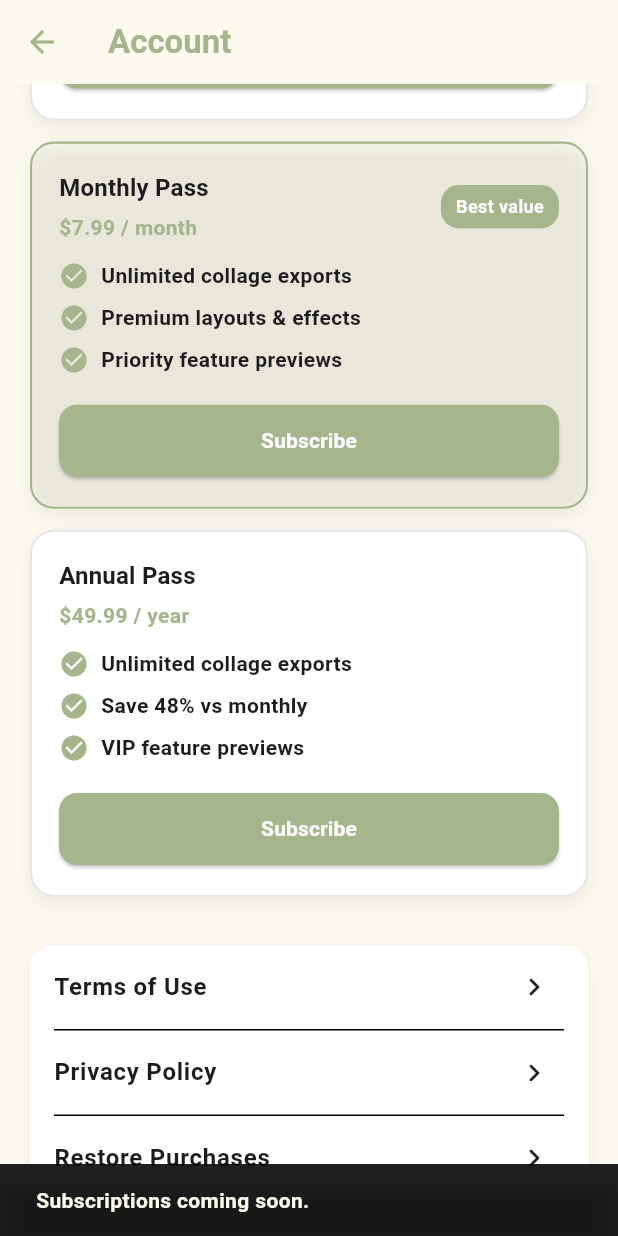
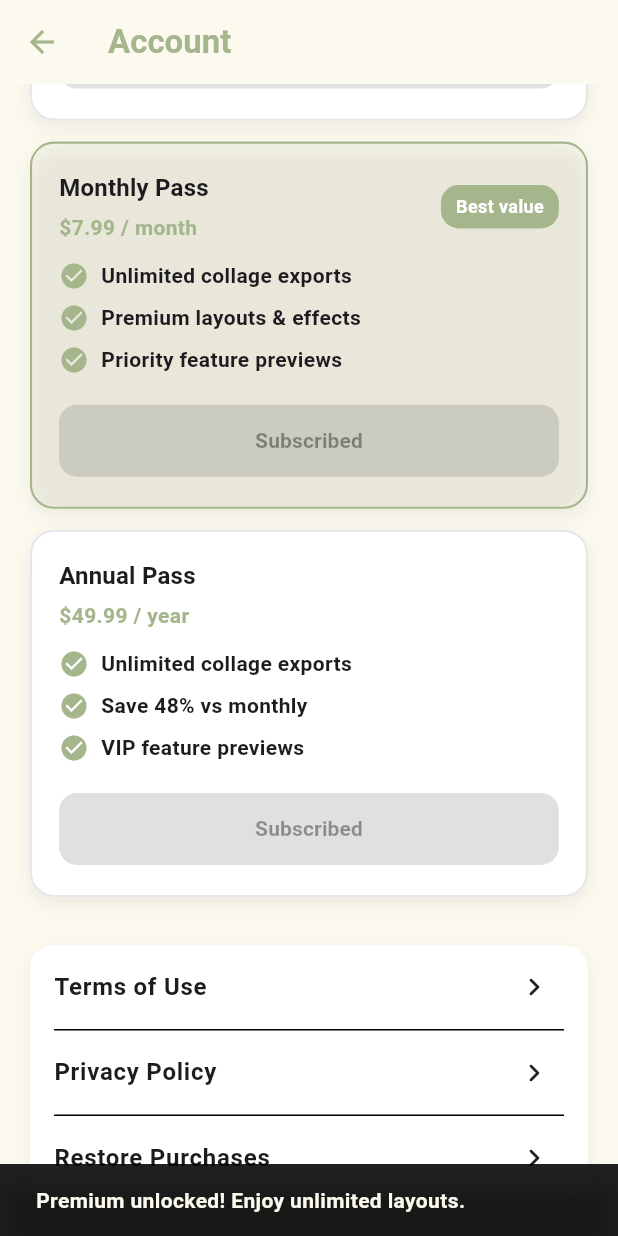
Before and after one commit to aycabadem/photo_collage, a Flutter app: the ProfileScreen screen opened directly, scrolled down 525 dp, after a tap on "Subscribe", on a phone screen of 412 x 824 dp. Run offline on Flutter 3.47's test engine with Material 3 defaults, Android fonts, the phone set to English and light mode, and no system bars; our stand-ins replace extended_image, image_picker; missing offline and left inert: saver_gallery.

Commit message:
premium features

```diff
--- a/lib/screens/profile_screen.dart
+++ b/lib/screens/profile_screen.dart
@@ -1,4 +1,6 @@
 import 'package:flutter/material.dart';
+import 'package:provider/provider.dart';
+import '../services/collage_manager.dart';
 
 class ProfileScreen extends StatelessWidget {
   const ProfileScreen({super.key});
@@ -6,6 +8,28 @@ class ProfileScreen extends StatelessWidget {
   @override
   Widget build(BuildContext context) {
     final theme = Theme.of(context);
+    final collageManager = context.watch<CollageManager>();
+    final bool isPremium = collageManager.isPremium;
+
+    void handleSubscribe() {
+      if (isPremium) {
+        ScaffoldMessenger.of(context).showSnackBar(
+          const SnackBar(
+            content: Text('You already have premium access.'),
+            duration: Duration(seconds: 2),
+          ),
+        );
+        return;
+      }
+
+      collageManager.setPremium(true);
+      ScaffoldMessenger.of(context).showSnackBar(
+        const SnackBar(
+          content: Text('Premium unlocked! Enjoy unlimited layouts.'),
+          duration: Duration(seconds: 2),
+        ),
+      );
+    }
 
     return Scaffold(
       appBar: AppBar(
@@ -17,9 +41,13 @@ class ProfileScreen extends StatelessWidget {
       body: ListView(
         padding: const EdgeInsets.fromLTRB(20, 16, 20, 24),
         children: [
-          _FreeUsageCard(theme: theme),
+          _FreeUsageCard(theme: theme, isPremium: isPremium),
           const SizedBox(height: 18),
-          _SubscriptionSection(theme: theme),
+          _SubscriptionSection(
+            theme: theme,
+            isPremium: isPremium,
+            onSubscribe: handleSubscribe,
+          ),
           const SizedBox(height: 18),
           _LegalSection(theme: theme),
         ],
@@ -30,8 +58,9 @@ class ProfileScreen extends StatelessWidget {
 
 class _FreeUsageCard extends StatelessWidget {
   final ThemeData theme;
+  final bool isPremium;
 
-  const _FreeUsageCard({required this.theme});
+  const _FreeUsageCard({required this.theme, required this.isPremium});
 
   @override
   Widget build(BuildContext context) {
@@ -52,12 +81,17 @@ class _FreeUsageCard extends StatelessWidget {
         crossAxisAlignment: CrossAxisAlignment.start,
         children: [
           Text(
-            'Free plan',
+            isPremium ? 'Premium active' : 'Free plan',
             style: theme.textTheme.titleMedium?.copyWith(
               fontWeight: FontWeight.w700,
             ),
           ),
           const SizedBox(height: 8),
+          if (isPremium)
+            const Text(
+              'Unlimited collage exports, premium layouts and future features are all unlocked.',
+            )
+          else ...[
             const Text(
               'You can save 1 collage per week. Upgrade to unlock unlimited saves, premium layouts and more.',
             ),
@@ -77,6 +111,7 @@ class _FreeUsageCard extends StatelessWidget {
               ),
             ),
           ],
+        ],
       ),
     );
   }
@@ -84,8 +119,14 @@ class _FreeUsageCard extends StatelessWidget {
 
 class _SubscriptionSection extends StatelessWidget {
   final ThemeData theme;
+  final bool isPremium;
+  final VoidCallback onSubscribe;
 
-  const _SubscriptionSection({required this.theme});
+  const _SubscriptionSection({
+    required this.theme,
+    required this.isPremium,
+    required this.onSubscribe,
+  });
 
   @override
   Widget build(BuildContext context) {
@@ -133,7 +174,12 @@ class _SubscriptionSection extends StatelessWidget {
         ...plans.map(
           (plan) => Padding(
             padding: const EdgeInsets.only(bottom: 14),
-            child: _PlanCard(plan: plan, theme: theme),
+            child: _PlanCard(
+              plan: plan,
+              theme: theme,
+              isPremium: isPremium,
+              onSubscribe: onSubscribe,
+            ),
           ),
         ),
       ],
@@ -158,10 +204,14 @@ class _Plan {
 class _PlanCard extends StatelessWidget {
   final _Plan plan;
   final ThemeData theme;
+  final bool isPremium;
+  final VoidCallback onSubscribe;
 
   const _PlanCard({
     required this.plan,
     required this.theme,
+    required this.isPremium,
+    required this.onSubscribe,
   });
 
   @override
@@ -251,25 +301,20 @@ class _PlanCard extends StatelessWidget {
           SizedBox(
             width: double.infinity,
             child: ElevatedButton(
-              onPressed: () {
-                ScaffoldMessenger.of(context).showSnackBar(
-                  const SnackBar(
-                    content: Text('Subscriptions coming soon.'),
-                    duration: Duration(seconds: 2),
-                  ),
-                );
-              },
+              onPressed: isPremium ? null : onSubscribe,
               style: ElevatedButton.styleFrom(
-                backgroundColor: theme.colorScheme.primary,
+                backgroundColor: isPremium
+                    ? theme.colorScheme.primary.withValues(alpha: 0.4)
+                    : theme.colorScheme.primary,
                 foregroundColor: Colors.white,
                 padding: const EdgeInsets.symmetric(vertical: 14),
                 shape: RoundedRectangleBorder(
                   borderRadius: BorderRadius.circular(12),
                 ),
               ),
-              child: const Text(
-                'Subscribe',
-                style: TextStyle(fontWeight: FontWeight.w700),
+              child: Text(
+                isPremium ? 'Subscribed' : 'Subscribe',
+                style: const TextStyle(fontWeight: FontWeight.w700),
               ),
             ),
           ),
--- a/lib/services/collage_manager.dart
+++ b/lib/services/collage_manager.dart
@@ -103,6 +103,9 @@ abstract class _CollageManagerBase extends ChangeNotifier {
   // Image picker
   final ImagePicker _imagePicker = ImagePicker();
 
+  // Premium access
+  bool _isPremium = false;
+
   // Getters
   AspectSpec get selectedAspect => _selectedAspect;
   Size get templateSize => _templateSize;
@@ -141,9 +144,18 @@ abstract class _CollageManagerBase extends ChangeNotifier {
   // Photo margin getter
   double get photoMargin => _photoMargin;
 
+  bool get isPremium => _isPremium;
+  bool get isFreeUser => !_isPremium;
+
   // Derived background color including opacity
   Color get backgroundColorWithOpacity =>
       _backgroundColor.withValues(alpha: _backgroundOpacity);
+
+  void setPremium(bool value) {
+    if (_isPremium == value) return;
+    _isPremium = value;
+    notifyListeners();
+  }
 
   void refresh() => notifyListeners();
 
```
Also changed, not shown: lib/screens/collage_screen.dart (+12 -3 lines), lib/widgets/layout_picker_modal.dart (+57 -3 lines). Lines whose indentation alone changed are shown as unchanged.
